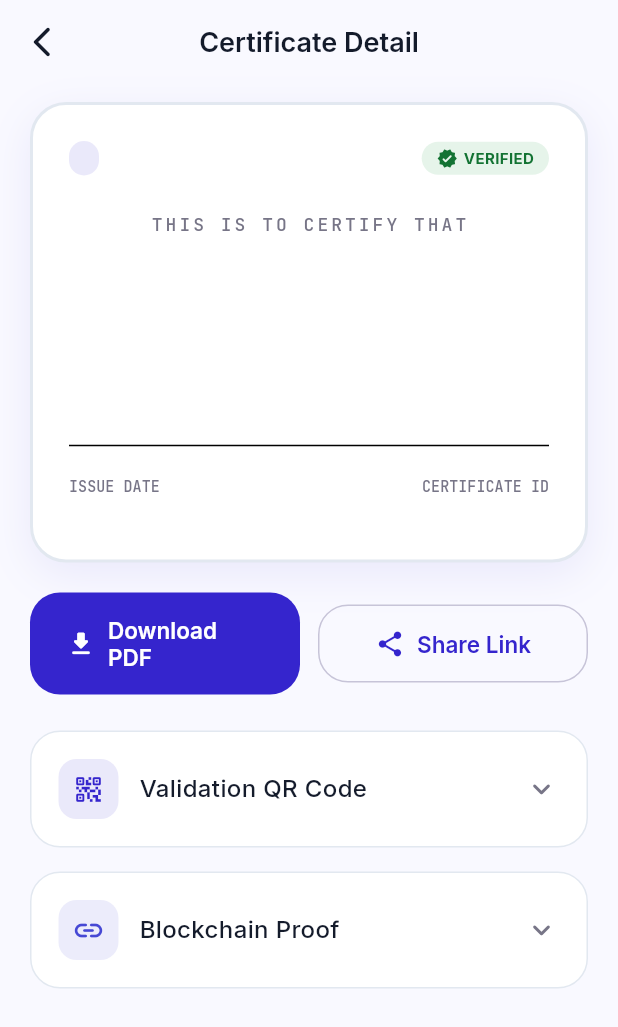
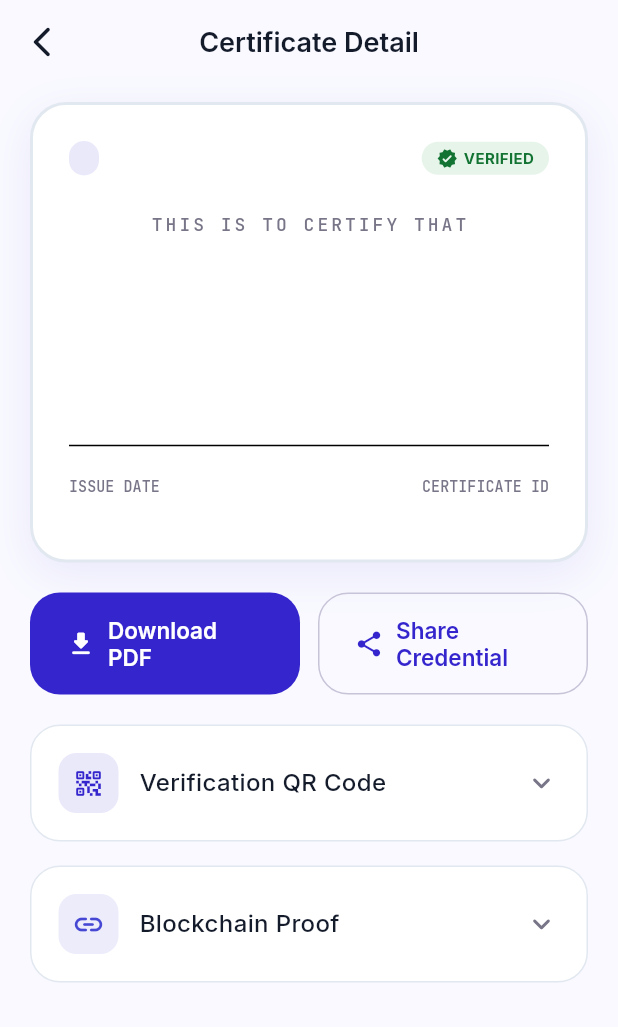
Before and after one commit to atharvabaodhankar/Proofly, a Flutter app: the CertificateDetailScreen screen opened directly with empty values, on a phone screen of 412 x 824 dp. Shown: the top 1027 px of the screen. Run offline on Flutter 3.47's test engine with Material 3 defaults, Android fonts, the phone set to English and light mode, and no system bars; our stand-ins replace confetti, google_fonts, open_filex, qr_flutter, shared_preferences; missing offline and left inert: mobile_scanner; accounts and stored records are empty; network calls fail.

Commit message:
feat: implement certificate detail and verification result screens with associated API claim routes and email service support

```diff
--- a/apps/mobile/lib/screens/certificates/certificate_detail_screen.dart
+++ b/apps/mobile/lib/screens/certificates/certificate_detail_screen.dart
@@ -4,6 +4,7 @@ import 'package:qr_flutter/qr_flutter.dart';
 import '../../core/theme/app_colors.dart';
 import '../../core/theme/app_typography.dart';
 import '../../core/utils/pdf_downloader.dart';
+import '../../core/constants/api_constants.dart';
 import '../../data/models/certificate_model.dart';
 
 class CertificateDetailScreen extends StatefulWidget {
@@ -161,7 +162,7 @@ class _CertificateDetailScreenState extends State<CertificateDetailScreen> {
                     onPressed: () {
                       PdfDownloader.downloadAndOpenPdf(
                         context: context,
-                        url: 'http://localhost:4000/api/v1/certificates/${cert.certificateNumber}/pdf',
+                        url: '${ApiConstants.baseUrl}/certificates/${cert.certificateNumber}/pdf',
                         certificateNumber: cert.certificateNumber,
                       );
                     },
@@ -171,23 +172,23 @@ class _CertificateDetailScreenState extends State<CertificateDetailScreen> {
                 Expanded(
                   child: OutlinedButton.icon(
                     icon: const Icon(Icons.share_rounded, size: 20),
-                    label: const Text('Share Link'),
+                    label: const Text('Share Credential'),
                     onPressed: () {
-                      Clipboard.setData(ClipboardData(text: 'http://localhost:4000/verify/${cert.certificateNumber}'));
+                      Clipboard.setData(ClipboardData(text: '${ApiConstants.webAppUrl}/verify/${cert.certificateNumber}'));
                       ScaffoldMessenger.of(context).showSnackBar(
-                        const SnackBar(content: Text('Verification link copied to clipboard!')),
+                        const SnackBar(content: Text('Verification URL copied to clipboard!')),
                       );
                     },
                   ),
                 ),
               ],
             ),
-            const SizedBox(height: 24),
+            const SizedBox(height: 20),
 
-            // Collapsible Validation QR Code Card
+            // Collapsible QR Code Card
             _buildCollapsibleCard(
               isDark: isDark,
-              title: 'Validation QR Code',
+              title: 'Verification QR Code',
               icon: Icons.qr_code_2_rounded,
               iconColor: AppColors.primary,
               isExpanded: _isQrExpanded,
@@ -203,7 +204,7 @@ class _CertificateDetailScreenState extends State<CertificateDetailScreen> {
                       border: Border.all(color: const Color(0xFFE2E8F0)),
                     ),
                     child: QrImageView(
-                      data: 'http://localhost:4000/verify/${cert.certificateNumber}',
+                      data: '${ApiConstants.webAppUrl}/verify/${cert.certificateNumber}',
                       version: QrVersions.auto,
                       size: 160.0,
                     ),
--- a/apps/mobile/lib/screens/verification/verification_result_screen.dart
+++ b/apps/mobile/lib/screens/verification/verification_result_screen.dart
@@ -4,6 +4,7 @@ import 'package:url_launcher/url_launcher.dart';
 import '../../core/theme/app_colors.dart';
 import '../../core/theme/app_typography.dart';
 import '../../core/utils/pdf_downloader.dart';
+import '../../core/constants/api_constants.dart';
 import '../../data/services/api_service.dart';
 
 class VerificationResultScreen extends StatefulWidget {
@@ -271,6 +272,7 @@ class _VerificationResultScreenState extends State<VerificationResultScreen> {
     final String orgName = (org is Map ? org['name'] : org) ?? 'Proofly Verified Organization';
     final String issueDate = cert?['issue_date'] ?? cert?['issueDate'] ?? '2026-08-26';
     final String? txHash = blockchain['txHash'] ?? cert?['tx_hash'];
+    final String contractAddr = blockchain['contractAddress'] ?? '0xfb960EB42729f84C48040eBe264b11473d926006';
     final String pdfDownloadUrl = '${ApiConstants.baseUrl}/certificates/$certNumber/pdf';
     final String? polygonscanUrl = txHash != null ? 'https://amoy.polygonscan.com/tx/$txHash' : null;
 
```
Also changed, not shown: 5 other files.
